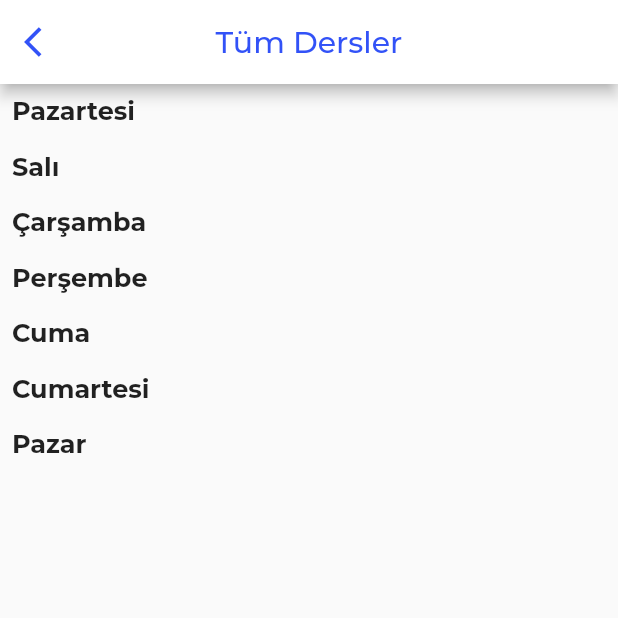
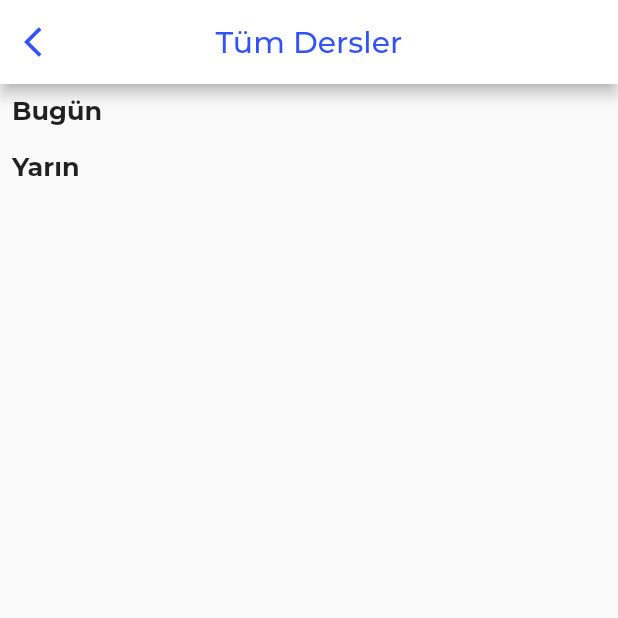
Before and after one commit to zubeydecivelek/Junior_app, a Flutter app: the screen it shows once a user with an empty profile is signed in, after a tap on "Tümünü Gör", on a phone screen of 412 x 824 dp, the top half of it. Run offline on Flutter 3.47's test engine with Material 2 defaults, Android fonts, the phone set to English and light mode, and no system bars; our stand-ins replace animated_splash_screen, card_swiper, cloud_firestore, firebase_auth, firebase_core, firebase_storage and 7 more; missing offline and left inert: country_codes, decorated_icon, fl_country_code_picker, flutter_share, launch_review; accounts and stored records are empty.

Commit message:
Today and tomorrow filtering

```diff
--- a/lib/Pages/LecturesPage.dart
+++ b/lib/Pages/LecturesPage.dart
@@ -1,7 +1,12 @@
+import 'package:cloud_firestore/cloud_firestore.dart';
 import 'package:flutter/material.dart';
 import 'package:juniorapp/ColorPalette.dart';
 import 'package:juniorapp/Models/LectureModel.dart';
 import 'package:juniorapp/Pages/detailsLecturePage.dart';
+
+//TODO FİLTRELEMEYİ SADECE GÜNE GÖRE DEGİL AYNI ZAMANDA AY VE YILA GÖRE DE DÜZENLE.
+//TODO objelerin timestampleri yanlış gösteriyor??? (14.35 i  11.35 gostermesi gibi.)
+
 class LecturesPage extends StatefulWidget {
   LecturesPage({required this.lectureList});
   List<LectureModel> lectureList;
@@ -19,9 +24,13 @@ class _LecturesPageState extends State<LecturesPage> {
  List<LectureModel> sunday = [];
  List<LectureModel> selectedDay = [];
  String dayTitle="";
+ int today=0;
+ int tomorrow=0;
   @override
   void initState() {
     dayClassification(widget.lectureList);
+    today=DateTime.now().weekday;
+    tomorrow=DateTime.now().add(Duration(days: 1)).weekday;
     super.initState();
   }
   @override
@@ -49,11 +58,11 @@ class _LecturesPageState extends State<LecturesPage> {
                  dayTitleSelection(index);
                  print("buraya geld..selected day:$selectedDay,$index");
                   return Padding(
-                    padding: const EdgeInsets.all(8.0),
+                    padding: (dayTitle=="") ? EdgeInsets.all(0) : EdgeInsets.all(8.0),
                     child: Column(
                       crossAxisAlignment: CrossAxisAlignment.start,
                       children: [
-                        Text(dayTitle,style: TextStyle(fontWeight: FontWeight.bold,fontSize: 17,color: Colors.black87),),
+                        (dayTitle=="") ? SizedBox(height: 0,width: 0,): Text(dayTitle,style: TextStyle(fontWeight: FontWeight.bold,fontSize: 17,color: Colors.black87),),
                         Container(
                           child: ListView.builder(
                               physics: NeverScrollableScrollPhysics(),
@@ -61,7 +70,7 @@ class _LecturesPageState extends State<LecturesPage> {
                               itemCount: selectedDay.length,
                               itemBuilder: ((context,index){
                                 print("print title:${selectedDay[index].title}");
-                                return Padding(
+                                return (selectedDay[index].time.toDate().weekday<today)  ? Container() : Padding(
                                   padding: const EdgeInsets.all(8.0),
                                   child: Row(
                                     children: [
@@ -133,6 +142,7 @@ class _LecturesPageState extends State<LecturesPage> {
   void dayClassification(List<LectureModel> lectureList){
     for(LectureModel lectureObj in lectureList){
       print("lectureobjenin weekday degeri:${lectureObj.time.toDate().weekday}");
+      print("today..$today and tomorrow..$tomorrow");
       switch(lectureObj.time.toDate().weekday){
         case 1:
           monday.add(lectureObj);
@@ -173,6 +183,7 @@ class _LecturesPageState extends State<LecturesPage> {
     }
   }
   void dayTitleSelection(int index){
+    if(index>today){
       switch(index){
         case 0: dayTitle="Pazartesi"; break;
         case 1:dayTitle="Salı"; break;
@@ -183,4 +194,18 @@ class _LecturesPageState extends State<LecturesPage> {
         case 6: dayTitle="Pazar"; break;
       }
     }
+    else if((index+1)<today){
+        dayTitle="";
     }
+   else if((index+1)>today && (index+1)==tomorrow){
+     dayTitle="Yarın";
+    }
+
+   else if((index+1)==today){
+     dayTitle="Bugün";
+     print("BURAYA BAKtoday..$today and tomorrow..$tomorrow");
+
+    }
+  }
+
+}
--- a/lib/Pages/RegisterPage.dart
+++ b/lib/Pages/RegisterPage.dart
@@ -360,17 +360,12 @@ class _RegisterPageState extends State<RegisterPage> {
             ],
           ),
         ),
-        Row(
-          children: [
         Padding(
           padding: const EdgeInsets.fromLTRB(15, 5, 15, 10),
           child: Text(
             'Not: Başında "0" (sıfır) olmadan yaz',
-                maxLines: 1,
             style: TextStyle(color: Colors.black, fontSize: 20),
           ),
-            ),
-          ],
         ),
       ],
     );
```
Lines whose indentation alone changed are shown as unchanged.
